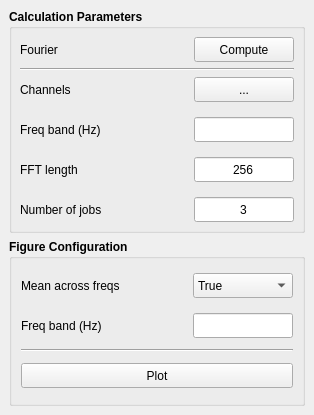
First picture: the form in iEEGTool/gui/ui/csd_fourier.ui, repository ZhengLiu97/iEEGTool, before the edit.
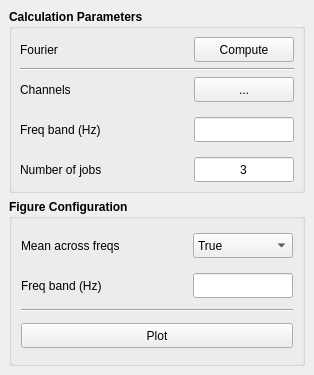
Second picture: the form after the edit.

Commit message: add csd fourier

Patch:
```diff
--- a/iEEGTool/gui/ui/csd_fourier.ui
+++ b/iEEGTool/gui/ui/csd_fourier.ui
@@ -7,19 +7,19 @@
     <x>0</x>
     <y>0</y>
     <width>314</width>
-    <height>415</height>
+    <height>375</height>
    </rect>
   </property>
   <property name="minimumSize">
    <size>
     <width>314</width>
-    <height>415</height>
+    <height>375</height>
    </size>
   </property>
   <property name="maximumSize">
    <size>
     <width>314</width>
-    <height>415</height>
+    <height>375</height>
    </size>
   </property>
   <property name="font">
@@ -196,31 +196,6 @@
              </property>
             </widget>
            </item>
-           <item>
-            <widget class="QLabel" name="_n_fft_lb">
-             <property name="minimumSize">
-              <size>
-               <width>0</width>
-               <height>25</height>
-              </size>
-             </property>
-             <property name="maximumSize">
-              <size>
-               <width>16777215</width>
-               <height>25</height>
-              </size>
-             </property>
-             <property name="font">
-              <font>
-               <weight>50</weight>
-               <bold>false</bold>
-              </font>
-             </property>
-             <property name="text">
-              <string>FFT length</string>
-             </property>
-            </widget>
-           </item>
            <item>
             <widget class="QLabel" name="_n_jobs_lb">
              <property name="minimumSize">
@@ -306,37 +281,6 @@
              </property>
             </widget>
            </item>
-           <item>
-            <widget class="QLineEdit" name="_fft_le">
-             <property name="minimumSize">
-              <size>
-               <width>100</width>
-               <height>25</height>
-              </size>
-             </property>
-             <property name="maximumSize">
-              <size>
-               <width>100</width>
-               <height>25</height>
-              </size>
-             </property>
-             <property name="font">
-              <font>
-               <weight>50</weight>
-               <bold>false</bold>
-              </font>
-             </property>
-             <property name="focusPolicy">
-              <enum>Qt::ClickFocus</enum>
-             </property>
-             <property name="text">
-              <string>256</string>
-             </property>
-             <property name="alignment">
-              <set>Qt::AlignCenter</set>
-             </property>
-            </widget>
-           </item>
            <item>
             <widget class="QLineEdit" name="_n_jobs_le">
              <property name="minimumSize">
```
The commit also changes 7 other files.
